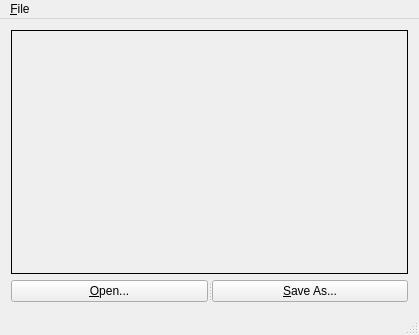
Before: the Qt Designer form GuetzliSimpleGUI/MainWindow.ui in till213/GuetzliImageIOPlugin, drawn with Qt 5.
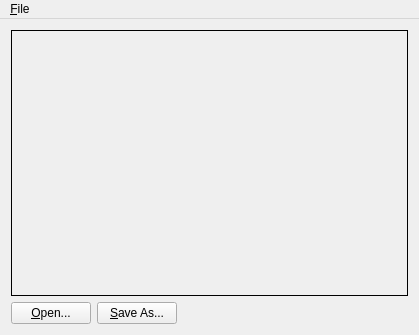
After: the same form once the commit is applied.

Commit message: Fix window layout.

What changed in the file:
```diff
--- a/GuetzliSimpleGUI/MainWindow.ui
+++ b/GuetzliSimpleGUI/MainWindow.ui
@@ -35,10 +35,8 @@
      </widget>
     </item>
     <item row="1" column="0">
-     <widget class="QSplitter" name="splitter">
-      <property name="orientation">
-       <enum>Qt::Horizontal</enum>
-      </property>
+     <layout class="QHBoxLayout" name="horizontalLayout">
+      <item>
       <widget class="QPushButton" name="openButton">
        <property name="toolTip">
         <string>Open image</string>
@@ -47,6 +45,8 @@
         <string>&amp;Open...</string>
        </property>
       </widget>
+      </item>
+      <item>
       <widget class="QPushButton" name="saveButton">
        <property name="toolTip">
         <string>Save as guetzli image</string>
@@ -55,7 +55,21 @@
         <string>&amp;Save As...</string>
        </property>
       </widget>
-     </widget>
+      </item>
+      <item>
+       <spacer name="horizontalSpacer">
+        <property name="orientation">
+         <enum>Qt::Horizontal</enum>
+        </property>
+        <property name="sizeHint" stdset="0">
+         <size>
+          <width>40</width>
+          <height>20</height>
+         </size>
+        </property>
+       </spacer>
+      </item>
+     </layout>
     </item>
    </layout>
   </widget>
@@ -77,7 +91,6 @@
    </widget>
    <addaction name="fileMenu"/>
   </widget>
-  <widget class="QStatusBar" name="statusBar"/>
   <action name="openAction">
    <property name="text">
     <string>&amp;Open...</string>
```
Left out of the diff: 2 changed lines with no effect on the pictures. Lines whose indentation alone changed are shown as unchanged. The commit also changes 1 other file.
